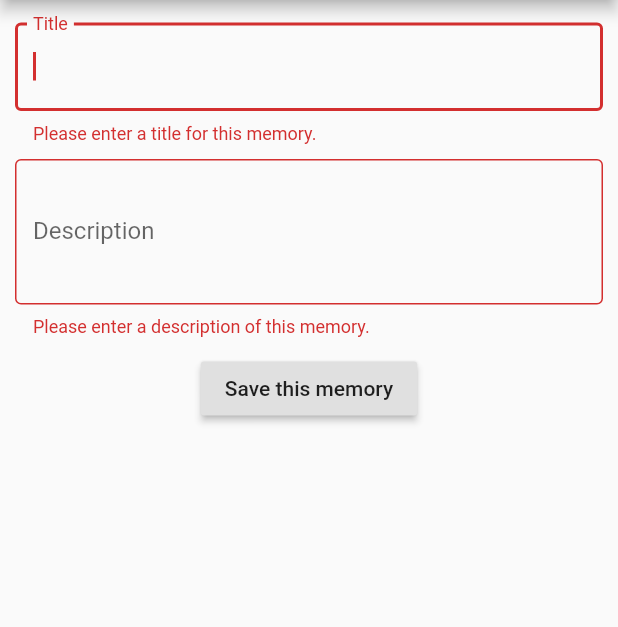
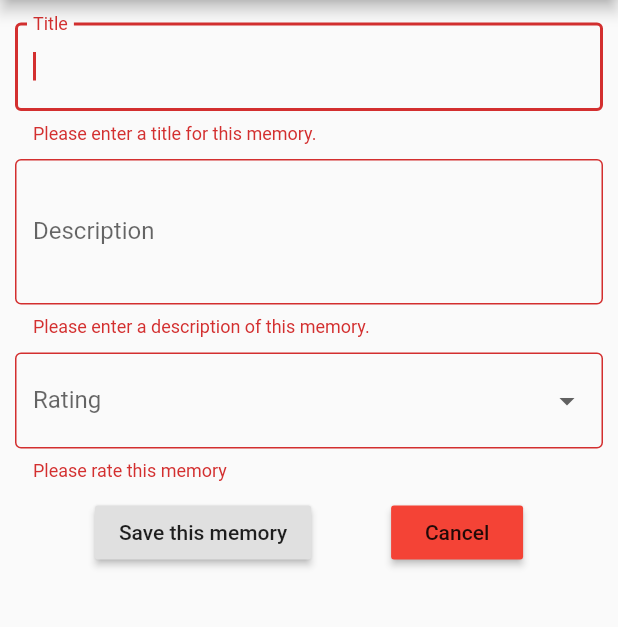
Before and after one commit to jordan-hamilton/paw-prints, a Flutter app: the CreateEntry screen opened by its route, after a tap on "Save this memory", on a phone screen of 412 x 824 dp, the part 84-711 px from its top. Run offline on Flutter 3.47's test engine with Material 2 defaults, Android fonts, the phone set to English and light mode, and no system bars; our stand-ins replace shared_preferences, sqflite; accounts and stored records are empty.

Commit message:
Use DTO and DB manager, add date and rating

```diff
--- a/lib/components/entry_form.dart
+++ b/lib/components/entry_form.dart
@@ -1,6 +1,8 @@
 import 'package:flutter/material.dart';
 
-import '../models/entry.dart';
+import '../components/dropdown_rating_form_field.dart';
+import '../db/database_manager.dart';
+import '../db/entry_dto.dart';
 
 class EntryForm extends StatefulWidget {
   @override
@@ -10,7 +12,9 @@ class EntryForm extends StatefulWidget {
 class _EntryFormState extends State<EntryForm> {
 
   final _formKey = GlobalKey<FormState>();
-  final journalEntry = Entry();
+  final newEntry = EntryDTO();
+
+  void addDateToEntry() => newEntry.dateTime = DateTime.now();
 
   @override
   Widget build(BuildContext build) {
@@ -37,16 +41,9 @@ class _EntryFormState extends State<EntryForm> {
           labelText: 'Title',
           border: OutlineInputBorder()
         ),
-        onSaved: (value) {
-          journalEntry.title = value;
-        },
-        validator: (value) {
-          if (value.isEmpty) {
-            return 'Please enter a title for this memory.';
-          } else {
-            return null;
-          }
-        },
+        onSaved: (value) => newEntry.title = value,
+        validator: (value) =>
+          value.isEmpty ? 'Please enter a title for this memory.' : null
       ),
       SizedBox(height: 10),
       TextFormField(
@@ -54,30 +51,42 @@ class _EntryFormState extends State<EntryForm> {
           labelText: 'Description',
           border: OutlineInputBorder()
         ),
-        onSaved: (value) {
-          journalEntry.description = value;
-        },
-        validator: (value) {
-          if (value.isEmpty) {
-            return 'Please enter a description of this memory.';
-          } else {
-            return null;
-          }
-        },
         keyboardType: TextInputType.multiline,
         minLines: 3,
-        maxLines: null
+        maxLines: null,
+        onSaved: (value) => newEntry.description = value,
+        validator: (value) =>
+          value.isEmpty ? 'Please enter a description of this memory.' : null
       ),
       SizedBox(height: 10),
+      DropdownRatingFormField(
+        maxRating: 5,
+        onSaved: (value) => newEntry.rating = value,
+        validator: (value) =>
+          value == null ? 'Please rate this memory' : null
+      ),
+      SizedBox(height: 10),
+      Row(
+        mainAxisAlignment: MainAxisAlignment.spaceEvenly,
+        children: <Widget>[
           RaisedButton(
             onPressed: () {
               if (_formKey.currentState.validate()) {
                 _formKey.currentState.save();
-            print(journalEntry.toString());
+                addDateToEntry();
+                final databaseManager = DatabaseManager.getInstance();
+                databaseManager.saveEntry(dto: newEntry);
                 Navigator.of(context).pop();
               }
             },
             child: Text('Save this memory')
+          ),
+          RaisedButton(
+            onPressed: () => Navigator.of(context).pop(),
+            child: Text('Cancel'),
+            color: Colors.red
+          )
+        ],
       )
     ];
   }
```
Lines whose indentation alone changed are shown as unchanged.
